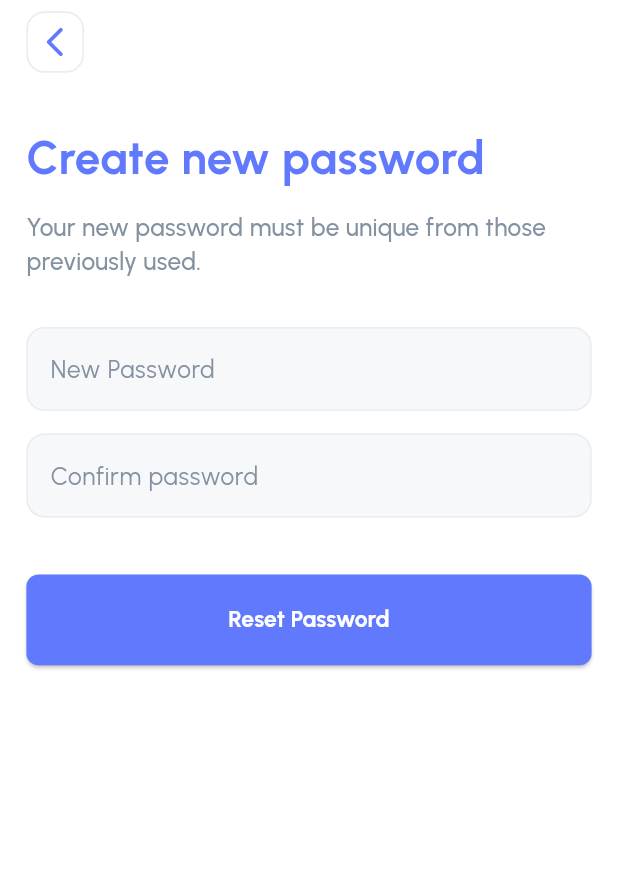
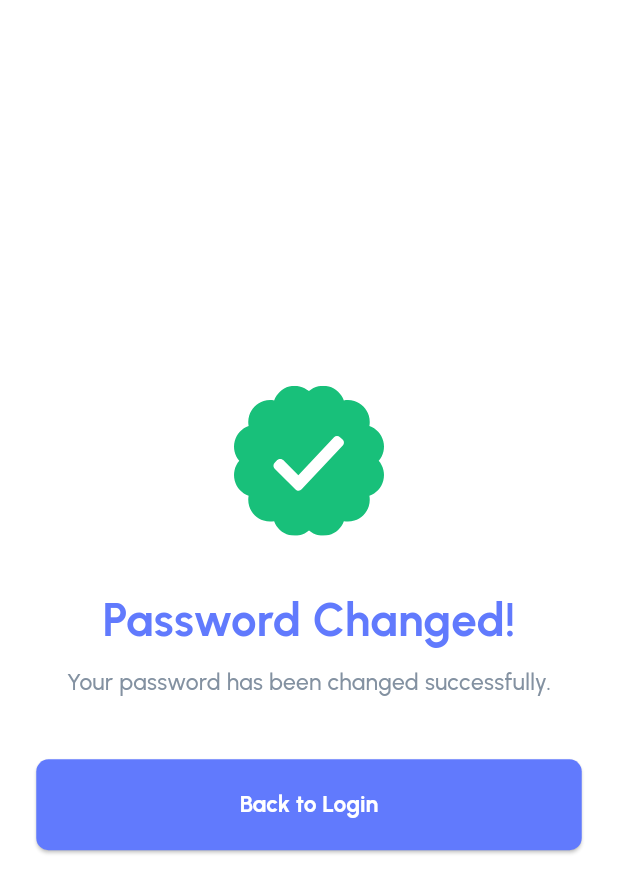
Before and after one commit to aliNassef/finance_ui, a Flutter app: the CreateNewPassView screen opened directly, after a tap on "Reset Password", on a phone screen of 412 x 824 dp. Shown: the top 893 px of the screen. Run offline on Flutter 3.47's test engine with Material 3 defaults, Android fonts, the phone set to English and light mode, and no system bars; our stand-ins replace device_preview, flutter_screenutil, flutter_svg, gap, pinput.

Commit message:
auth done

```diff
--- a/lib/core/utils/app_assets.dart
+++ b/lib/core/utils/app_assets.dart
@@ -6,5 +6,6 @@ class AppAssets {
 
   static const String facebookSVGIcon = "assets/icons/facebook.svg";
   static const String googleSVGIcon = "assets/icons/google.svg";
+  static const String successfulMarkIcon = "assets/icons/Successmark.svg";
   static const String appleSVGIcon = "assets/icons/apple.svg";
 }
--- /dev/null
+++ b/lib/features/auth/presentation/view/auth_successful_view.dart
@@ -0,0 +1,52 @@
+import 'package:finance_ui/core/extensions/padding_extension.dart';
+import 'package:finance_ui/core/utils/app_assets.dart';
+import 'package:finance_ui/core/utils/app_styles.dart';
+import 'package:finance_ui/core/widgets/default_app_button.dart';
+import 'package:flutter/material.dart';
+import 'package:flutter_svg/svg.dart';
+import 'package:gap/gap.dart';
+
+import 'login_view.dart';
+
+class AuthSuccessfulView extends StatelessWidget {
+  const AuthSuccessfulView({super.key});
+
+  @override
+  Widget build(BuildContext context) {
+    return Scaffold(
+      body: Column(
+        mainAxisAlignment: MainAxisAlignment.center,
+        children: [
+          SvgPicture.asset(AppAssets.successfulMarkIcon),
+          const Gap(35),
+          Text('Password Changed!', style: AppStyles.primaryHeadLinesStyle),
+          const Gap(8),
+          Text(
+            'Your password has been changed successfully.',
+            style: AppStyles.black15BoldStyle.copyWith(
+              fontWeight: FontWeight.w500,
+              color: const Color(0xff8391A1),
+            ),
+          ),
+          const Gap(40),
+          DefaultAppButton(
+            text: 'Back to Login',
+            onPressed: () => _goToLogin(context),
+          ),
+        ],
+      ).withHorizontalPadding(22),
+    );
+  }
+
+  _goToLogin(context) {
+    Navigator.push(
+      context,
+      PageRouteBuilder(
+        pageBuilder: (context, animation, secondaryAnimation) =>
+            const LoginView(),
+        transitionsBuilder: (context, animation, secondaryAnimation, child) =>
+            FadeTransition(opacity: animation, child: child),
+      ),
+    );
+  }
+}
--- a/lib/features/auth/presentation/view/create_new_pass_view.dart
+++ b/lib/features/auth/presentation/view/create_new_pass_view.dart
@@ -6,6 +6,7 @@ import '../../../../core/utils/app_styles.dart';
 import '../../../../core/widgets/custom_text_form_field.dart';
 import '../../../../core/widgets/default_app_button.dart';
 import '../widgets/build_auth_appbar.dart';
+import 'auth_successful_view.dart';
 
 class CreateNewPassView extends StatelessWidget {
   const CreateNewPassView({super.key});
@@ -38,10 +39,27 @@ class CreateNewPassView extends StatelessWidget {
               controller: TextEditingController(),
             ),
             const Gap(38),
-            DefaultAppButton(text: 'Reset Password', onPressed: () {}),
+            DefaultAppButton(
+              text: 'Reset Password',
+              onPressed: () {
+                _goToSuccessfulPage(context);
+              },
+            ),
           ],
         ).withHorizontalPadding(16),
       ),
     );
   }
+
+  void _goToSuccessfulPage(BuildContext context) {
+    Navigator.push(
+      context,
+      PageRouteBuilder(
+        pageBuilder: (context, animation, secondaryAnimation) =>
+            const AuthSuccessfulView(),
+        transitionsBuilder: (context, animation, secondaryAnimation, child) =>
+            FadeTransition(opacity: animation, child: child),
+      ),
+    );
+  }
 }
--- a/lib/features/auth/presentation/view/otp_verification_view.dart
+++ b/lib/features/auth/presentation/view/otp_verification_view.dart
@@ -31,7 +31,7 @@ class OtpVerificationView extends StatelessWidget {
             const Gap(32),
             const Row(
               mainAxisAlignment: MainAxisAlignment.center,
-              children: [Pinput(length: 5)],
+              children: [Pinput(length: 4)],
             ),
             const Gap(38),
             DefaultAppButton(
```
Also changed, not shown: assets/icons/Successmark.svg (added).
